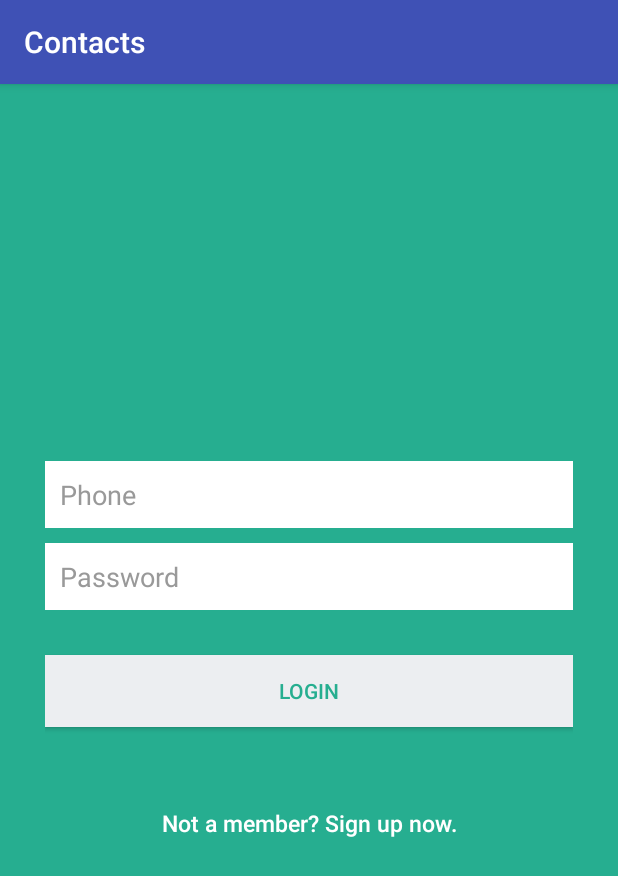
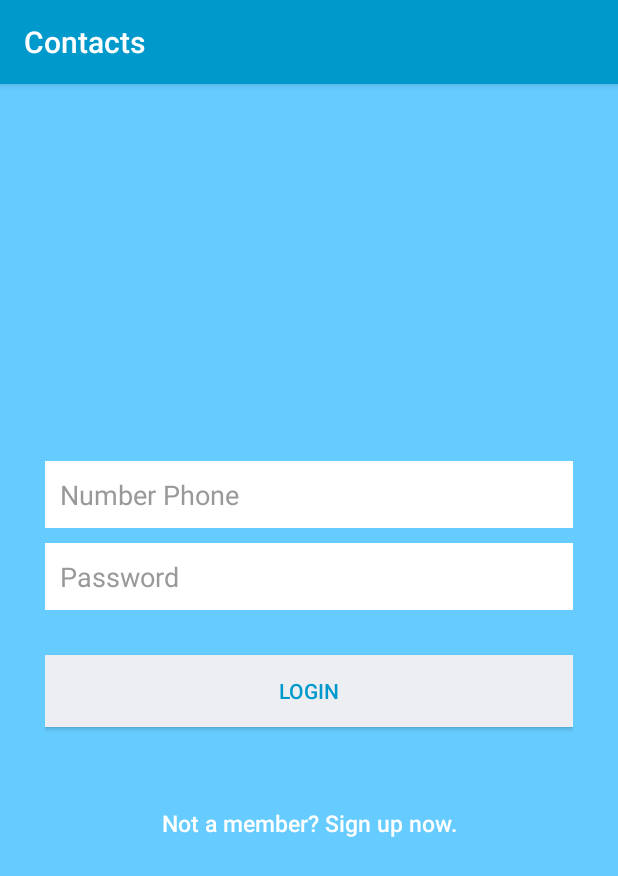
Before and after one commit to mridulhaze/Contacts-App, an Android app: the LoginActivity screen opened directly, with no data from a screen before it, on a phone screen of 412 x 824 dp. Shown: the top 876 px of the screen. Run offline under Robolectric (Android 15) with nearby library versions, the phone set to English and light mode, and no system bars.

Commit message:
20171205 - Register/Login

```diff
--- a/app/build.gradle
+++ b/app/build.gradle
@@ -27,4 +27,5 @@ dependencies {
     androidTestImplementation 'com.android.support.test.espresso:espresso-core:3.0.1'
     implementation 'com.android.support:design:26.1.0'
     compile 'com.facebook.android:account-kit-sdk:4.+'
+    compile 'com.android.volley:volley:1.0.0'
 }
--- a/app/src/main/java/vn/vutran/android/contacts/LoginActivity.java
+++ b/app/src/main/java/vn/vutran/android/contacts/LoginActivity.java
@@ -6,10 +6,12 @@ import android.os.Bundle;
 import android.view.View;
 import android.view.ViewGroup;
 import android.widget.Button;
+import android.widget.EditText;
 
-public class LoginActivity extends AppCompatActivity {
+public class LoginActivity extends AppCompatActivity implements View.OnClickListener {
 
-    Button btnLinkToRegister;
+    Button btnLinkToRegister, btnLogin;
+    EditText edtPhone, edtPassword;
 
     @Override
     protected void onCreate(Bundle savedInstanceState) {
@@ -23,20 +25,39 @@ public class LoginActivity extends AppCompatActivity {
     public void addEvents() {
 
         // Link to SMS Screen
-        btnLinkToRegister.setOnClickListener(new View.OnClickListener() {
+//        btnLinkToRegister.setOnClickListener(new View.OnClickListener() {
+//
+//            public void onClick(View view) {
+//                Intent i = new Intent(getApplicationContext(),
+//                        SMSActivity.class);
+//                startActivity(i);
+//                finish();
+//            }
+//        });
 
-            public void onClick(View view) {
-                Intent i = new Intent(getApplicationContext(),
-                        SMSActivity.class);
-                startActivity(i);
-                finish();
-            }
-        });
+        btnLogin.setOnClickListener( this );
+        btnLinkToRegister.setOnClickListener(this);
     }
 
     public void addControls() {
 
-        btnLinkToRegister = findViewById(R.id.btnLinkToRegisterScreen);
+        btnLinkToRegister   = findViewById(R.id.btnLinkToRegisterScreen);
+        btnLogin    = findViewById(R.id.btnLogin);
+        edtPhone    = findViewById(R.id.edt_lgPhone);
+        edtPassword = findViewById(R.id.edt_lgPassword);
 
     }
+
+    @Override
+    public void onClick(View view) {
+
+        switch (view.getId()) {
+            case R.id.btnLogin:
+                //
+                break;
+            case R.id.btnLinkToRegisterScreen:
+                startActivity(new Intent(this, SMSActivity.class));
+                break;
+        }
+    }
 }
--- a/app/src/main/res/layout/login.xml
+++ b/app/src/main/res/layout/login.xml
@@ -16,7 +16,7 @@
         android:paddingRight="20dp" >
 
         <EditText
-            android:id="@+id/phone"
+            android:id="@+id/edt_lgPhone"
             android:layout_width="fill_parent"
             android:layout_height="wrap_content"
             android:layout_marginBottom="10dp"
@@ -29,7 +29,7 @@
             android:textColorHint="@color/input_login_hint" />
 
         <EditText
-            android:id="@+id/password"
+            android:id="@+id/edt_lgPassword"
             android:layout_width="fill_parent"
             android:layout_height="wrap_content"
             android:layout_marginBottom="10dp"
@@ -41,7 +41,6 @@
             android:textColor="@color/input_login"
             android:textColorHint="@color/input_login_hint" />
 
-
         <Button
             android:id="@+id/btnLogin"
             android:layout_width="fill_parent"
@@ -50,8 +49,6 @@
             android:background="@color/btn_login_bg"
             android:text="@string/btn_login"
             android:textColor="@color/btn_login" />
-
-        <!-- LinkLoginActivityogin Screen -->
 
         <Button
             android:id="@+id/btnLinkToRegisterScreen"
--- a/app/src/main/res/layout/register.xml
+++ b/app/src/main/res/layout/register.xml
@@ -16,7 +16,7 @@
         android:paddingRight="20dp" >
 
         <EditText
-            android:id="@+id/name"
+            android:id="@+id/edt_rgName"
             android:layout_width="fill_parent"
             android:layout_height="wrap_content"
             android:layout_marginBottom="10dp"
@@ -29,7 +29,7 @@
             android:textColorHint="@color/input_register_hint" />
 
         <EditText
-            android:id="@+id/phone"
+            android:id="@+id/edt_rgPhone"
             android:layout_width="fill_parent"
             android:layout_height="wrap_content"
             android:layout_marginBottom="10dp"
@@ -42,7 +42,7 @@
             android:textColorHint="@color/input_register_hint" />
 
         <EditText
-            android:id="@+id/password"
+            android:id="@+id/edt_rgPassword"
             android:layout_width="fill_parent"
             android:layout_height="wrap_content"
             android:layout_marginBottom="10dp"
--- a/app/src/main/res/values/colors.xml
+++ b/app/src/main/res/values/colors.xml
@@ -1,23 +1,25 @@
 <?xml version="1.0" encoding="utf-8"?>
 <resources>
-    <color name="colorPrimary">#3F51B5</color>
-    <color name="colorPrimaryDark">#303F9F</color>
+    <color name="colorPrimary">#0099CC</color>
+    <color name="colorPrimaryDark">#003399</color>
     <color name="colorAccent">#FF4081</color>
 
-    <color name="bg_login">#26ae90</color>
-    <color name="bg_register">#26ae90</color>
-    <color name="bg_main">#428bca</color>
+    <color name="colorMain">#0099CC</color>
+
+    <color name="bg_login">#66CCFF</color>
+    <color name="bg_register">#66CCFF</color>
+    <color name="bg_main">#66CCFF</color>
     <color name="white">#ffffff</color>
 
     <color name="input_register">#26ae90</color>
     <color name="input_register_bg">#eceef1</color>
     <color name="input_register_hint">#999999</color>
-    <color name="btn_register">#26ae90</color>
+    <color name="btn_register">#0099CC</color>
     <color name="btn_register_bg">#eceef1</color>
 
     <color name="input_login">#222222</color>
     <color name="input_login_hint">#999999</color>
-    <color name="btn_login">#26ae90</color>
+    <color name="btn_login">#0099CC</color>
     <color name="btn_login_bg">#eceef1</color>
 
 
--- a/app/src/main/res/values/strings.xml
+++ b/app/src/main/res/values/strings.xml
@@ -5,7 +5,7 @@
     <string name="action_settings">Settings</string>
 
     <string name="hint_email">Email</string>
-    <string name="hint_phone">Phone</string>
+    <string name="hint_phone">Number Phone</string>
     <string name="hint_password">Password</string>
     <string name="hint_name">Fullname</string>
     <string name="btn_login">LOGIN</string>
```
Also changed, not shown: app/src/main/AndroidManifest.xml (+9 -2 lines), app/src/main/java/vn/vutran/android/contacts/AppConfig.java (added, +11 -0 lines), app/src/main/java/vn/vutran/android/contacts/RegisterActivity.java (+20 -0 lines).
